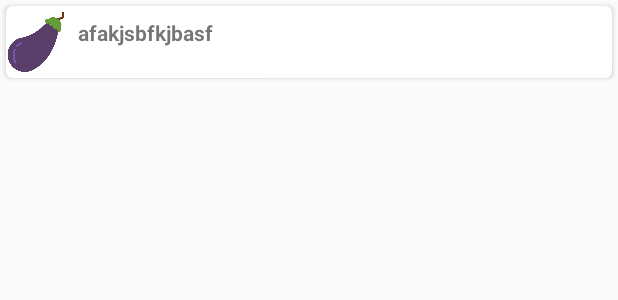
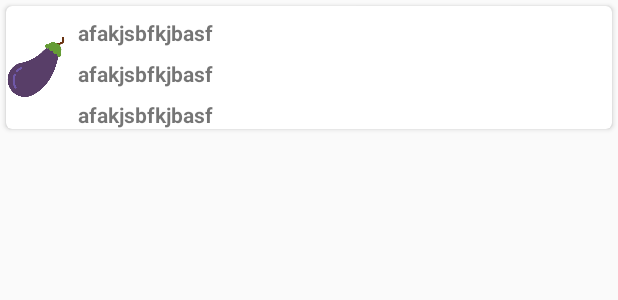
Before and after one commit to ashishrawat2911/Android-GlocalFarm, an Android app: the layout categories_item.xml on its own in the app's theme, with its tools: preview values and no code run, on a phone screen of 412 x 824 dp. Shown: the top 300 px of the screen. Run offline under Robolectric (Android 15) with nearby library versions, the phone set to English and light mode, and no system bars.

Commit message:
added categories info layout

```diff
--- /dev/null
+++ b/app/src/main/res/layout/categories_info_layout.xml
@@ -0,0 +1,6 @@
+<?xml version="1.0" encoding="utf-8"?>
+<android.support.constraint.ConstraintLayout
+    xmlns:android="http://schemas.android.com/apk/res/android" android:layout_width="match_parent"
+    android:layout_height="match_parent">
+
+</android.support.constraint.ConstraintLayout>
--- a/app/src/main/res/layout/categories_item.xml
+++ b/app/src/main/res/layout/categories_item.xml
@@ -20,16 +20,33 @@
             android:id="@+id/categories_image_view"
             android:layout_width="40dp"
             android:layout_height="40dp"
+            android:layout_gravity="center"
             android:adjustViewBounds="true"
-            android:layout_gravity="center"
             android:src="@drawable/brinjal"
 
             />
 
+        <LinearLayout
+            android:layout_width="match_parent"
+            android:layout_height="wrap_content"
+            android:orientation="vertical">
+
             <TextView
                 android:id="@+id/categories_title_text_view"
-            android:layout_width="match_parent"
-            android:layout_height="40dp"
+                android:layout_width="wrap_content"
+                android:layout_height="wrap_content"
+                android:layout_marginLeft="8dp"
+                android:layout_marginRight="8dp"
+                android:layout_marginTop="8dp"
+                android:ellipsize="end"
+                android:maxLines="2"
+                android:textSize="@dimen/text_size_xmedium"
+                android:text="afakjsbfkjbasf"
+                android:textStyle="bold" />
+
+            <TextView
+                android:layout_width="wrap_content"
+                android:layout_height="wrap_content"
                 android:layout_marginLeft="8dp"
                 android:layout_marginRight="8dp"
                 android:layout_marginTop="8dp"
@@ -38,6 +55,18 @@
                 android:text="afakjsbfkjbasf"
                 android:textStyle="bold" />
 
+            <TextView
+                android:layout_width="wrap_content"
+                android:layout_height="wrap_content"
+                android:layout_marginLeft="8dp"
+                android:layout_marginRight="8dp"
+                android:layout_marginTop="8dp"
+                android:ellipsize="end"
+                android:maxLines="2"
+                android:text="afakjsbfkjbasf"
+                android:textStyle="bold" />
+        </LinearLayout>
+
 
     </LinearLayout>
 
```
Also changed, not shown: app/src/main/res/values/dimens.xml (+5 -5 lines). Lines whose indentation alone changed are shown as unchanged.
